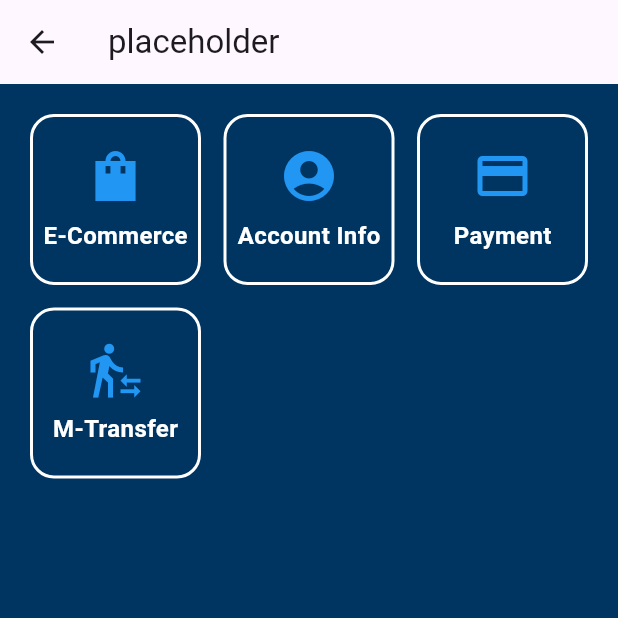
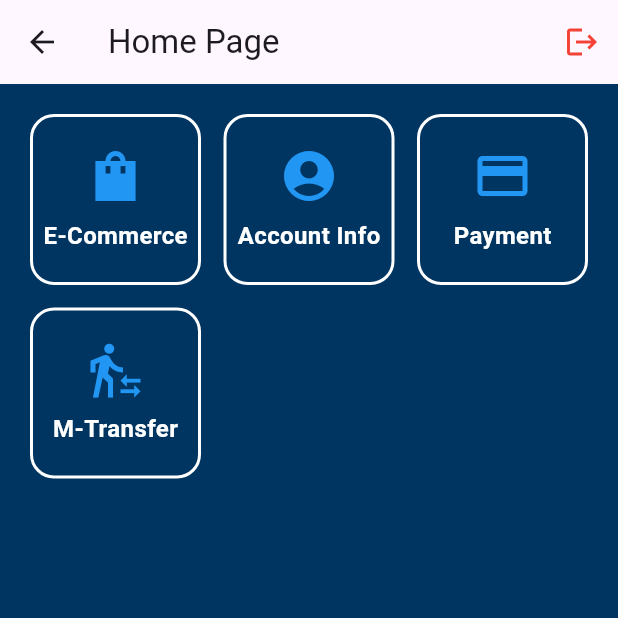
Before and after one commit to miguelvalentino/mobile_banking, a Flutter app: the HomeScreen screen opened directly, on a phone screen of 412 x 824 dp, the top half of it. Run offline on Flutter 3.47's test engine with Material 3 defaults, Android fonts, the light colour scheme and no system bars.

Commit message:
logout button

```diff
--- a/lib/bank_home_page.dart
+++ b/lib/screens/bank_home_page.dart
@@ -1,8 +1,8 @@
 import 'package:flutter/material.dart';
 import 'home_screen.dart';
-import 'transfer.dart';
-import 'card_detail.dart';
-import 'screens/notification.dart';
+import '../transfer.dart';
+import '../card_detail.dart';
+import 'notification.dart';
 
 
 class BankHomePage extends StatefulWidget {
--- a/lib/home_screen.dart
+++ b/lib/screens/home_screen.dart
@@ -4,8 +4,9 @@ import 'package:mobile_banking/payment.dart';
 import 'package:mobile_banking/buttonsfile/button_Daftar.dart';
 import 'package:mobile_banking/buttonsfile/button_Transfer.dart';
 import 'package:mobile_banking/page_ecom.dart';
-import 'daftar-transfer.dart';
-import 'transfer.dart';
+import '../daftar-transfer.dart';
+import '../transfer.dart';
+import '../login_page.dart';
 
 class HomeScreen extends StatelessWidget {
   const HomeScreen({super.key});
@@ -15,7 +16,20 @@ class HomeScreen extends StatelessWidget {
     return Scaffold(
       backgroundColor: const Color.fromARGB(255, 0, 53, 97),
       appBar: AppBar(
-        title: const Text('placeholder'),
+        title: const Text('Home Page'),
+        actions:[
+          IconButton(
+            icon:const Icon(
+              Icons.logout,
+              color: Colors.red,
+            ),
+            onPressed:(){
+              Navigator.of(context).pushReplacement(
+                MaterialPageRoute(builder:(context)=>const LoginPage()),
+              );
+            },
+          )
+        ]
       ),
       body: Padding(
         padding: const EdgeInsets.all(20.0),
@@ -40,7 +54,7 @@ class HomeScreen extends StatelessWidget {
             GridButton(context, Icons.payment, 'Payment', () {
               Navigator.push(
                 context,
-                MaterialPageRoute(builder: (context) => PaymentPage()),
+                MaterialPageRoute(builder: (context) => const PaymentPage()),
               );
             }),
             GridButton(
--- a/lib/sign_in_screen.dart
+++ b/lib/sign_in_screen.dart
@@ -1,5 +1,5 @@
 import 'package:flutter/material.dart';
-import 'package:mobile_banking/bank_home_page.dart';
+import 'package:mobile_banking/screens/bank_home_page.dart';
 
 class SignInScreen extends StatefulWidget {
   @override
```
